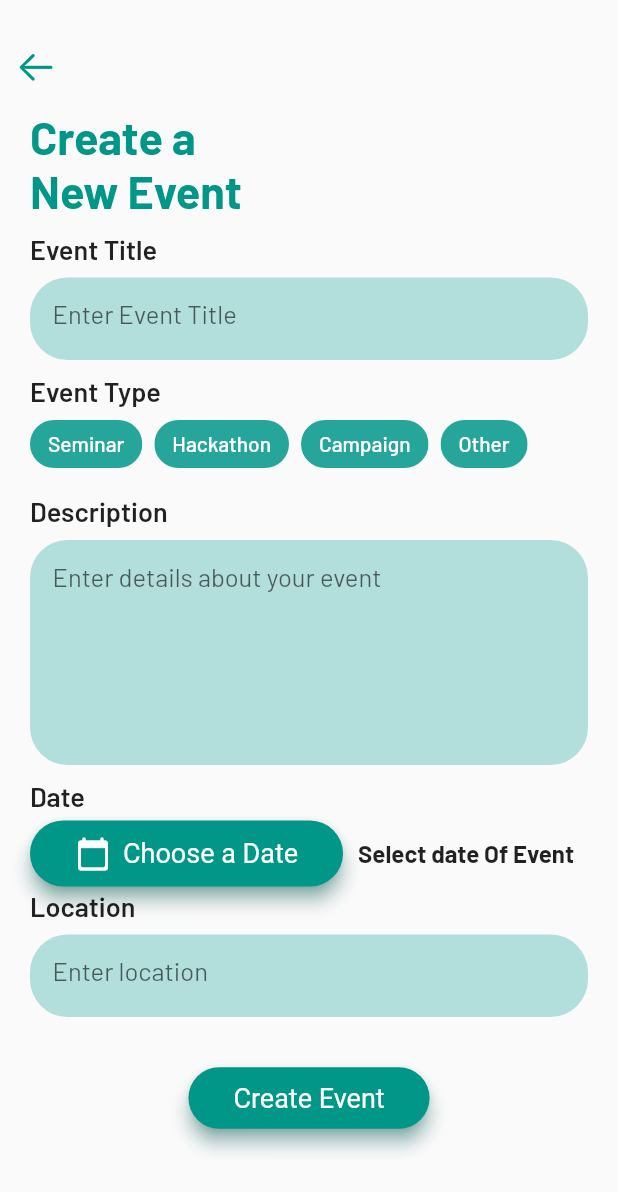
After one commit to m-babita/relevent, a Flutter app: the CreateEvent screen opened directly, on a phone screen of 412 x 824 dp. The commit adds this screen. Shown: the top 1192 px of the screen. Run offline on Flutter 3.47's test engine with Material 2 defaults, Android fonts, the phone set to English and light mode, and no system bars; our stand-ins replace firebase_auth, firebase_core, flutter_signin_button, google_fonts, google_sign_in; accounts and stored records are empty; network calls fail.

Commit message:
added a create event page

```diff
--- a/lib/main.dart
+++ b/lib/main.dart
@@ -42,7 +42,8 @@ class MyApp extends StatelessWidget {
               primarySwatch: Colors.teal,
               elevatedButtonTheme: ElevatedButtonThemeData(
                   style: TextButton.styleFrom(
-                      padding: EdgeInsets.symmetric(vertical: 10, horizontal: 30),
+                      padding:
+                          EdgeInsets.symmetric(vertical: 10, horizontal: 30),
                       shadowColor: Colors.teal,
                       elevation: 5,
                       shape: RoundedRectangleBorder(
@@ -51,7 +52,7 @@ class MyApp extends StatelessWidget {
                         color: Colors.white,
                         fontSize: 18,
                       ))),
-              textTheme: GoogleFonts.latoTextTheme(
+              textTheme: GoogleFonts.barlowTextTheme(
                 Theme.of(context).textTheme,
               )),
           debugShowCheckedModeBanner: false,
--- /dev/null
+++ b/lib/pages/create_event.dart
@@ -0,0 +1,210 @@
+import 'package:flutter/cupertino.dart';
+import 'package:flutter/material.dart';
+import 'dart:math';
+
+class CreateEvent extends StatefulWidget {
+  const CreateEvent({Key? key}) : super(key: key);
+
+  @override
+  State<CreateEvent> createState() => _CreateEventState();
+}
+
+class _CreateEventState extends State<CreateEvent> {
+  DateTime? _date;
+
+  pickDate() async {
+    final result = await showDatePicker(
+      context: context,
+      initialDate: DateTime.now(),
+      firstDate: DateTime(2019),
+      lastDate: DateTime(2050),
+    );
+    if (result != null) {
+      setState(() {
+        _date = result;
+      });
+    }
+  }
+
+  @override
+  Widget build(BuildContext context) {
+    _dateString() {
+      if (_date == null) {
+        return 'Select date Of Event';
+      } else {
+        return '${_date?.day} | ${_date?.month} | ${_date?.year}';
+      }
+    }
+
+    return Scaffold(
+        body: Container(
+      height: MediaQuery.of(context).size.height,
+      width: MediaQuery.of(context).size.width,
+      child: SingleChildScrollView(
+        child: Column(
+          crossAxisAlignment: CrossAxisAlignment.start,
+          children: [
+            SizedBox(
+              height: 20,
+            ),
+            IconButton(
+              onPressed: () {},
+              icon: Icon(
+                CupertinoIcons.arrow_left,
+                color: Colors.teal,
+                size: 28,
+              ),
+            ),
+            Padding(
+              padding: const EdgeInsets.symmetric(horizontal: 20, vertical: 5),
+              child: Column(
+                crossAxisAlignment: CrossAxisAlignment.start,
+                children: [
+                  Text(
+                    "Create a",
+                    style: TextStyle(
+                        fontSize: 30,
+                        color: Colors.teal,
+                        fontWeight: FontWeight.bold),
+                  ),
+                  Text(
+                    "New Event ",
+                    style: TextStyle(
+                        fontSize: 30,
+                        color: Colors.teal,
+                        fontWeight: FontWeight.bold),
+                  ),
+                  SizedBox(height: 10),
+                  label('Event Title'),
+                  SizedBox(height: 8),
+                  title('Enter Event Title'),
+                  SizedBox(height: 10),
+                  label('Event Type'),
+                  Row(
+                    children: [
+                      category('Seminar'),
+                      SizedBox(width: 8),
+                      category('Hackathon'),
+                      SizedBox(width: 8),
+                      category('Campaign'),
+                      SizedBox(width: 8),
+                      category('Other'),
+                    ],
+                  ),
+                  SizedBox(height: 10),
+                  label('Description'),
+                  SizedBox(height: 8),
+                  description('Enter details about your event'),
+                  SizedBox(height: 10),
+                  label('Date'),
+                  SizedBox(height: 3),
+                  Row(
+                    children: [
+                      ElevatedButton.icon(
+                        onPressed: pickDate,
+                        icon: Icon(Icons.calendar_today_rounded),
+                        label: Text('Choose a Date'),
+                        style: ElevatedButton.styleFrom(
+                          primary: Colors.teal,
+                        ),
+                      ),
+                      SizedBox(width: 10),
+                      Text(
+                        _dateString(),
+                        style: TextStyle(
+                            fontSize: 16, fontWeight: FontWeight.bold),
+                      ),
+                    ],
+                  ),
+                  label('Location'),
+                  SizedBox(height: 8),
+                  title('Enter location'),
+                  SizedBox(height: 30),
+                  createEventButton(),
+                  SizedBox(height: 30),
+                ],
+              ),
+            )
+          ],
+        ),
+      ),
+    ));
+  }
+
+//submit button
+  Widget createEventButton() {
+    return Container(
+        width: MediaQuery.of(context).size.width,
+        child: Column(
+          crossAxisAlignment: CrossAxisAlignment.center,
+          children: [
+            ElevatedButton(onPressed: () {}, child: Text('Create Event'))
+          ],
+        ));
+  }
+
+//description
+  Widget description(String titleText) => Container(
+        height: 150,
+        width: MediaQuery.of(context).size.width,
+        decoration: BoxDecoration(
+            borderRadius: BorderRadius.circular(25), color: Colors.teal[100]),
+        child: TextFormField(
+          style: TextStyle(fontSize: 17),
+          maxLines: null,
+          decoration: InputDecoration(
+              hintText: titleText,
+              border: InputBorder.none,
+              focusedBorder: InputBorder.none,
+              enabledBorder: InputBorder.none,
+              errorBorder: InputBorder.none,
+              disabledBorder: InputBorder.none,
+              contentPadding:
+                  EdgeInsets.only(left: 15, bottom: 11, top: 11, right: 15),
+              hintStyle: TextStyle(fontSize: 17)),
+        ),
+      );
+
+//event type
+  Widget category(String type) {
+    return Chip(
+        backgroundColor: Colors.teal[400],
+        // Colors.accents[Random().nextInt(Colors.accents.length)],
+        label: Text(
+          type,
+          style: TextStyle(color: Colors.white),
+        ));
+  }
+
+//title
+  Widget title(String titleText) => Container(
+        height: 55,
+        width: MediaQuery.of(context).size.width,
+        decoration: BoxDecoration(
+            borderRadius: BorderRadius.circular(25), color: Colors.teal[100]),
+        child: TextFormField(
+          style: TextStyle(fontSize: 17),
+          decoration: InputDecoration(
+              hintText: titleText,
+              border: InputBorder.none,
+              focusedBorder: InputBorder.none,
+              enabledBorder: InputBorder.none,
+              errorBorder: InputBorder.none,
+              disabledBorder: InputBorder.none,
+              contentPadding:
+                  EdgeInsets.only(left: 15, bottom: 11, top: 11, right: 15),
+              hintStyle: TextStyle(fontSize: 17)),
+        ),
+      );
+
+//label
+  Widget label(String label) {
+    return Text(
+      label,
+      style: TextStyle(
+        fontWeight: FontWeight.w600,
+        fontSize: 18,
+      ),
+    );
+  }
+}
```
Also changed, not shown: lib/pages/home_page.dart (+48 -17 lines), lib/pages/login_page.dart (+2 -8 lines), lib/pages/splash_page.dart (+11 -22 lines), lib/widgets/custom_textfield.dart (+14 -9 lines), images/onboard.png, 1 other file. Lines whose indentation alone changed are shown as unchanged.
